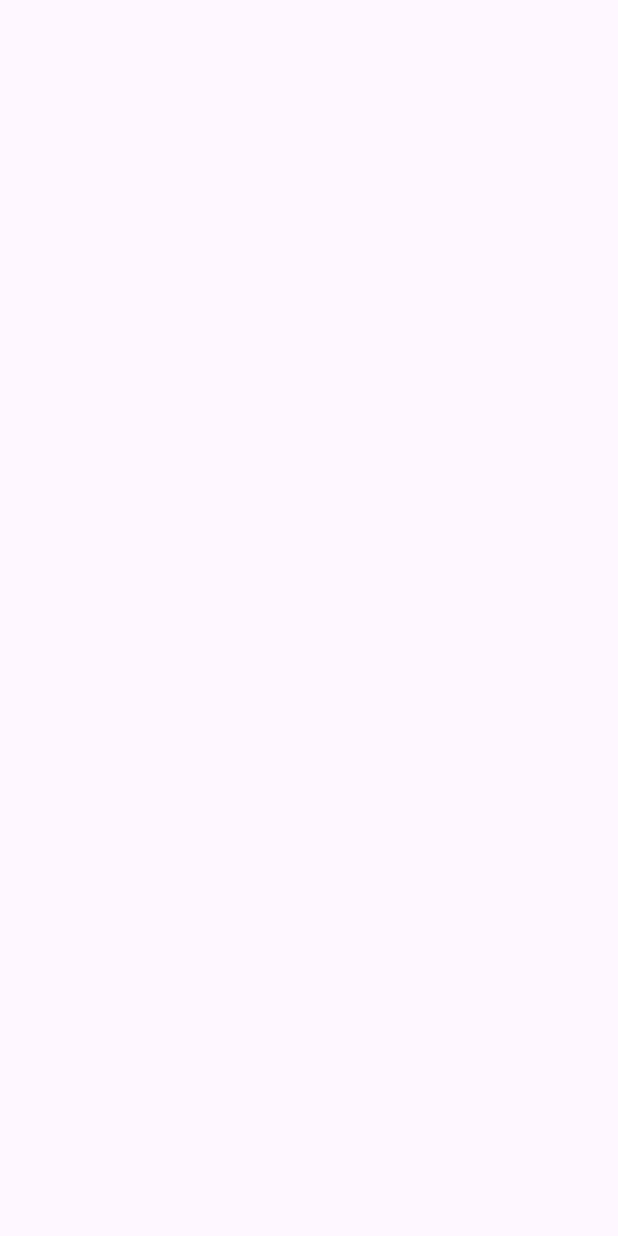
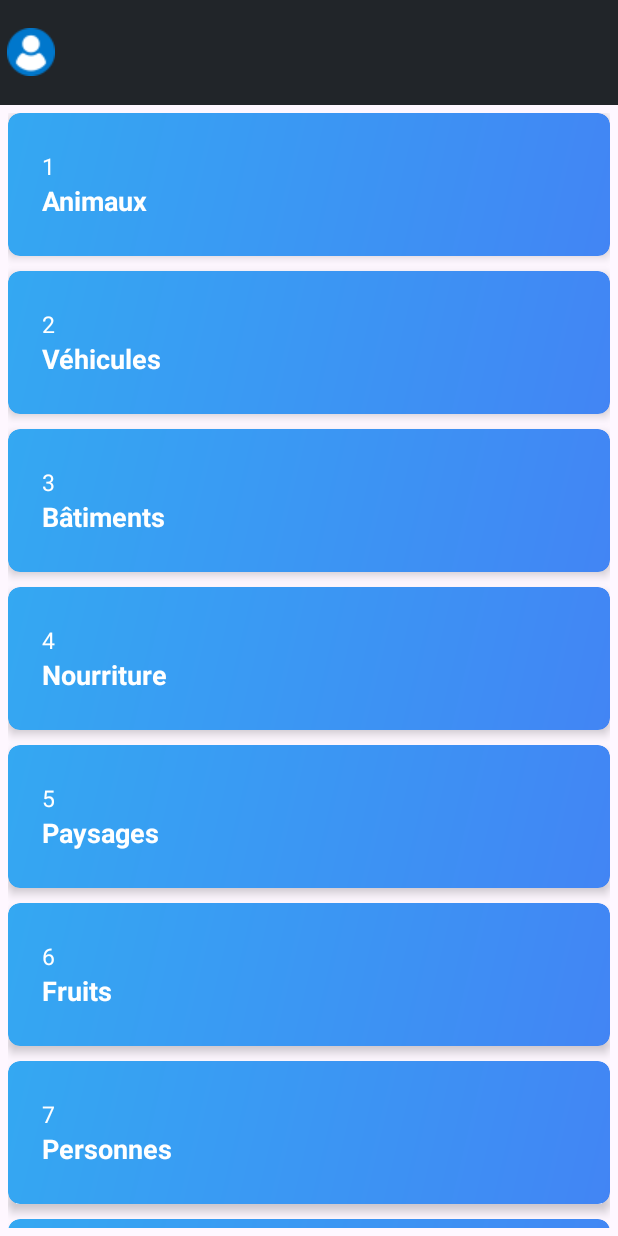
Before and after one commit to Tblesson/Carte_animee, an Android app: the PageAccueil screen opened directly, with no data from a screen before it, on a phone screen of 412 x 824 dp. Before the commit the screen is empty. Run offline under Robolectric (Android 15) with nearby library versions, the phone set to English and light mode, and no system bars.

Commit message:
ajoute partie accueil + affichage liste

```diff
--- a/app/build.gradle.kts
+++ b/app/build.gradle.kts
@@ -13,7 +13,7 @@ android {
         targetSdk = 34
         versionCode = 1
         versionName = "1.0"
-
+        vectorDrawables.useSupportLibrary = true
         testInstrumentationRunner = "androidx.test.runner.AndroidJUnitRunner"
     }
 
--- /dev/null
+++ b/app/src/main/java/com/esaip/carte_animee/CustomAdapter.kt
@@ -0,0 +1 @@
+package com.esaip.carte_animee
--- a/app/src/main/java/com/esaip/carte_animee/PageAccueil.kt
+++ b/app/src/main/java/com/esaip/carte_animee/PageAccueil.kt
@@ -1,11 +1,30 @@
 package com.esaip.carte_animee
 
+import android.content.Intent
+import android.graphics.Color
+import android.graphics.drawable.Drawable
 import android.os.Bundle
+import android.view.LayoutInflater
+import android.view.View
+import android.view.ViewGroup
 import android.widget.TextView
+import android.window.OnBackInvokedDispatcher
+import androidx.activity.addCallback
+import androidx.appcompat.app.AlertDialog
 import androidx.appcompat.app.AppCompatActivity
+import androidx.core.content.ContextCompat
+import androidx.core.os.BuildCompat
+import androidx.fragment.app.Fragment
+import androidx.recyclerview.widget.LinearLayoutManager
+import androidx.recyclerview.widget.RecyclerView
+
 
 
 class PageAccueil : AppCompatActivity() {
+
+    val items = arrayOf("Animaux", "Véhicules", "Bâtiments", "Nourriture", "Paysages", "Fruits", "Personnes", "Plantes", "Sports", "Technologie")
+
+
     override fun onCreate(savedInstanceState: Bundle?) {
         super.onCreate(savedInstanceState)
         setContentView(R.layout.activity_page_accueil)
@@ -20,14 +39,76 @@ class PageAccueil : AppCompatActivity() {
             // Les informations de l'utilisateur sont disponibles, vous pouvez les afficher
             val nom = userInfo.nom
             val prenom = userInfo.prenom
-            val idRole = userInfo.idRole
-            val nomRole = roleInfo.nomRole
 
             // Affichez les informations dans votre interface utilisateur
-            fullName.text = "$nom $prenom ($nomRole)"
-        } else {
-            // Les informations de l'utilisateur ne sont pas disponibles
-            // Gérez ce cas en conséquence
+            fullName.text = "$nom $prenom"
         }
+        val recyclerView = findViewById<RecyclerView>(R.id.recyclerView)
+        recyclerView.layoutManager = LinearLayoutManager(this)
+        recyclerView.adapter = MyAdapter(items.toList())
+
+
+
+
+
+        //btn retour
+        onBackPressedDispatcher.addCallback(this /* lifecycle owner */) {
+            showExitConfirmationDialog()
+        }
+
     }
+
+    // Class liste custom
+    class MyAdapter(private val items: List<String>) : RecyclerView.Adapter<MyAdapter.MyViewHolder>() {
+
+        inner class MyViewHolder(itemView: View) : RecyclerView.ViewHolder(itemView) {
+            val textViewItem: TextView = itemView.findViewById(R.id.titre)
+            val textViewLineNumber: TextView = itemView.findViewById(R.id.id)
+
+        }
+
+        override fun onCreateViewHolder(parent: ViewGroup, viewType: Int): MyViewHolder {
+            val view = LayoutInflater.from(parent.context).inflate(R.layout.item, parent, false)
+            view.setBackgroundResource(R.drawable.background_btn_connexion)
+            return MyViewHolder(view)
+        }
+
+        override fun onBindViewHolder(holder: MyViewHolder, position: Int) {
+            val item = items[position]
+            holder.textViewItem.text = item
+            holder.textViewLineNumber.text = (position + 1).toString()
+            holder.textViewItem.setTextColor(Color.WHITE);
+            holder.textViewLineNumber.setTextColor(Color.WHITE)
+
+
+
+
+        }
+
+        override fun getItemCount(): Int {
+            return items.size
+        }
+
+
+
+    }
+
+
+
+    private fun showExitConfirmationDialog() {
+        val builder = AlertDialog.Builder(this)
+        builder.setMessage("Voulez-vous vraiment vous déconnecter ?")
+            .setCancelable(false)
+            .setPositiveButton("Oui") { dialog, id ->
+                val intent = Intent(baseContext, MainActivity::class.java)
+                startActivity(intent)
+                finish()
+            }
+            .setNegativeButton("Non") { dialog, id ->
+                dialog.dismiss()
+            }
+        val alert = builder.create()
+        alert.show()
+    }
+
 }
--- a/app/src/main/res/layout/activity_page_accueil.xml
+++ b/app/src/main/res/layout/activity_page_accueil.xml
@@ -6,12 +6,38 @@
     android:layout_height="match_parent"
     tools:context=".PageAccueil">
 
+    <RelativeLayout
+        android:id="@+id/header"
+        android:layout_width="match_parent"
+        android:layout_height="70dp"
+        android:layout_alignParentTop="true"
+        android:background="#212529">
 
-    <TextView
-        android:id="@+id/FullName"
+
+        <TextView
+            android:id="@+id/FullName"
+            android:layout_width="match_parent"
+            android:layout_height="wrap_content"
+            android:drawableLeft="@drawable/user"
+            android:drawablePadding="8dp"
+            android:layout_marginLeft="10dp"
+            android:layout_centerInParent="true"
+            android:gravity="center_vertical|start"
+            android:textColor="@color/white"
+            android:textSize="20sp" />
+
+
+    </RelativeLayout>
+
+    <androidx.recyclerview.widget.RecyclerView
+        android:layout_below="@id/header"
+        android:id="@+id/recyclerView"
         android:layout_width="match_parent"
-        android:layout_height="match_parent">
-    </TextView>
+        android:layout_height="wrap_content"
+        app:layoutManager="androidx.recyclerview.widget.GridLayoutManager"
+        android:padding="5dp" />
+
+
 
 
 </RelativeLayout>
--- /dev/null
+++ b/app/src/main/res/layout/item.xml
@@ -0,0 +1,35 @@
+<androidx.cardview.widget.CardView
+    xmlns:android="http://schemas.android.com/apk/res/android"
+    xmlns:app="http://schemas.android.com/apk/res-auto"
+    android:layout_width="match_parent"
+    android:layout_height="wrap_content"
+    app:cardBackgroundColor="@android:color/white"
+    app:cardCornerRadius="8dp"
+    app:cardElevation="4dp"
+    app:cardUseCompatPadding="true"
+    app:contentPadding="16dp"
+    android:layout_marginBottom="10dp">
+
+    <LinearLayout
+        android:layout_width="match_parent"
+        android:layout_height="match_parent"
+        android:orientation="vertical">
+
+        <TextView
+            android:id="@+id/id"
+            android:layout_width="match_parent"
+            android:layout_height="match_parent"
+            android:textSize="15sp"
+            android:textColor="#ffb200"
+            />
+
+        <TextView
+            android:id="@+id/titre"
+            android:layout_width="match_parent"
+            android:layout_height="match_parent"
+            android:textSize="18sp"
+            android:textStyle="bold" />
+
+    </LinearLayout>
+
+</androidx.cardview.widget.CardView>
```
Also changed, not shown: app/src/main/res/drawable/rounded_bg.xml (added, +7 -0 lines), app/src/main/res/layout/activity_main.xml (+12 -0 lines), app/src/main/res/drawable/user.png (added).
